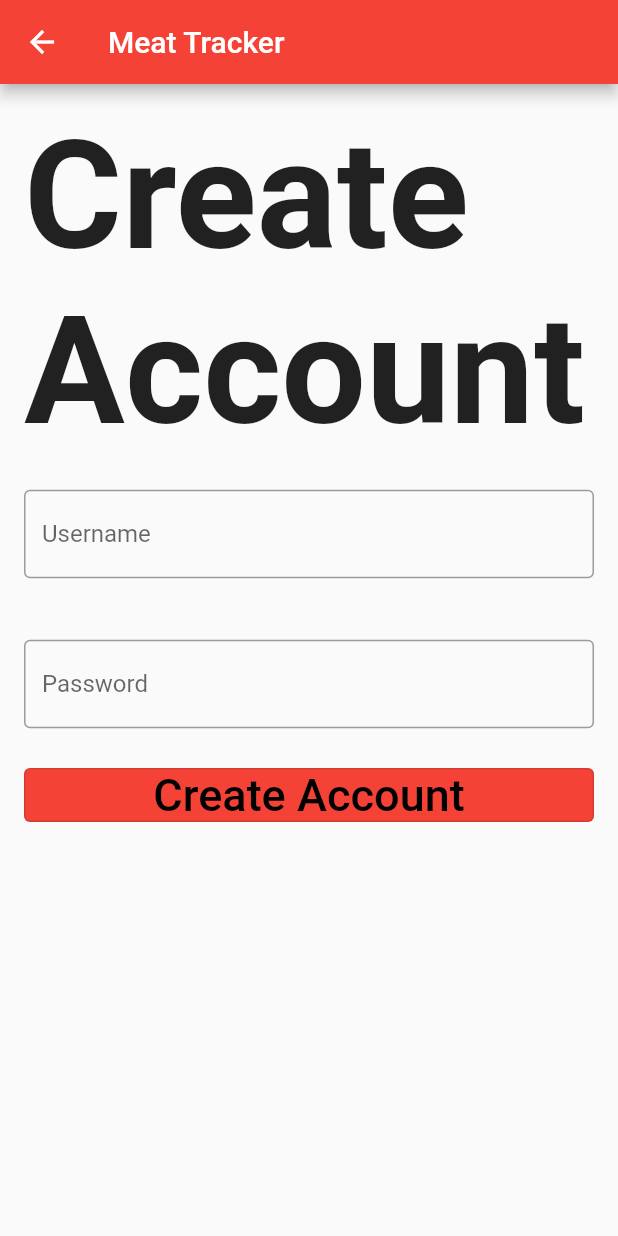
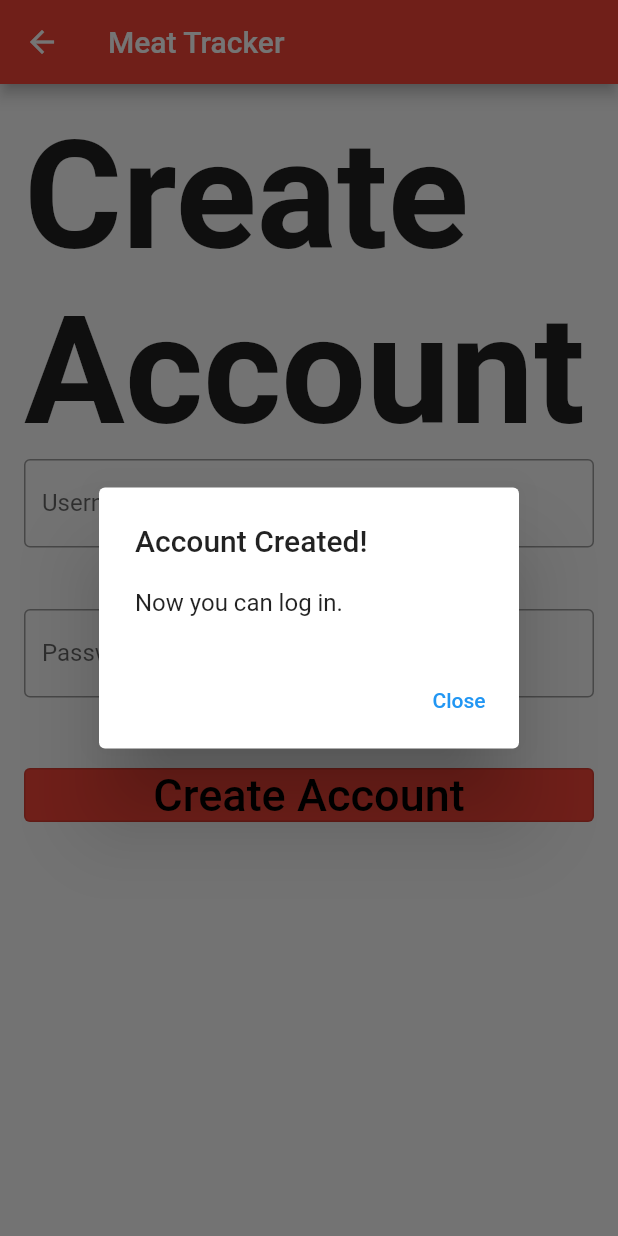
Before and after one commit to wilsonpotato/ReducingMeatConsumption, a Flutter app: the SignUpPage screen opened directly, after a tap on "Create Account", on a phone screen of 412 x 824 dp. Run offline on Flutter 3.47's test engine with Material 2 defaults, Android fonts, the light colour scheme and no system bars; our stand-ins replace cloud_firestore, firebase_core; missing offline and left inert: dart:html; accounts and stored records are empty.

Commit message:
final update

```diff
--- a/reducing_meat_consumption_app/lib/SignUpScreen.dart
+++ b/reducing_meat_consumption_app/lib/SignUpScreen.dart
@@ -1,3 +1,4 @@
+import 'package:cloud_firestore/cloud_firestore.dart';
 import 'package:flutter/material.dart';
 import 'package:reducing_meat_consumption_app/MeatScreen.dart';
 
@@ -17,43 +18,80 @@ class SignUpPageState extends State<SignUpPage> {
     return Scaffold(
         appBar: AppBar(
             title: const Text("Meat Tracker"), backgroundColor: Colors.red),
-      body: Padding(
+        body: Align(
+          alignment: Alignment.center,
+          child: Padding(
               padding: const EdgeInsets.all(16.0),
+              child: Center(
                 child: ListView(
                   children: [
-            Container(
-              alignment: Alignment.center,
-              child: const Text('Create Account',
-                  style: TextStyle(fontSize: 100, fontWeight: FontWeight.bold)),
-            ),
-            Container(
-              alignment: Alignment.center,
+                    const Text('Create Account',
+                        style: TextStyle(
+                            fontSize: 100, fontWeight: FontWeight.bold)),
+                    SizedBox(
                       height: 100,
                       width: 50,
                       child: TextField(
                         controller: userNameController,
                         decoration: const InputDecoration(
-                    border: OutlineInputBorder(), labelText: 'Username'),
+                            border: OutlineInputBorder(),
+                            labelText: 'Username'),
                       ),
                     ),
-            Container(
-              alignment: Alignment.center,
+                    SizedBox(
                       height: 100,
                       width: 50,
                       child: TextField(
                         controller: passwordController,
                         decoration: const InputDecoration(
-                    border: OutlineInputBorder(), labelText: 'Password'),
+                            border: OutlineInputBorder(),
+                            labelText: 'Password'),
                       ),
                     ),
                     OutlinedButton(
-                onPressed: () {},
+                        onPressed: () {
+                          try {
+                            FirebaseFirestore.instance
+                                .collection('users')
+                                .doc(userNameController.text +
+                                    passwordController.text)
+                                .set({'meat': '300'});
+                            showDialog(
+                                context: context,
+                                builder: ((BuildContext context) =>
+                                    successDialog(context)));
+                          } catch (e) {}
+                          ;
+                        },
                         child: const Text('Create Account',
-                    style: TextStyle(fontSize: 30, color: Colors.black)),
-                style: TextButton.styleFrom(backgroundColor: Colors.red)),
+                            style:
+                                TextStyle(fontSize: 30, color: Colors.black)),
+                        style:
+                            TextButton.styleFrom(backgroundColor: Colors.red)),
                   ],
                 ),
+              )),
+        ));
+  }
+
+  Widget successDialog(BuildContext context) {
+    return new AlertDialog(
+      title: const Text('Account Created!'),
+      content: new Column(
+        mainAxisSize: MainAxisSize.min,
+        crossAxisAlignment: CrossAxisAlignment.start,
+        children: <Widget>[
+          const Text("Now you can log in."),
+        ],
       ),
+      actions: <Widget>[
+        new TextButton(
+          onPressed: () {
+            Navigator.of(context).pop();
+          },
+          child: const Text('Close'),
+        ),
+      ],
     );
   }
 }
--- a/reducing_meat_consumption_app/pubspec.yaml
+++ b/reducing_meat_consumption_app/pubspec.yaml
@@ -1,5 +1,5 @@
 name: reducing_meat_consumption_app
-description: A new Flutter project.
+description: Tracks your.
 
 # The following line prevents the package from being accidentally published to
 # pub.dev using `flutter pub publish`. This is preferred for private packages.
@@ -34,6 +34,8 @@ dependencies:
   # The following adds the Cupertino Icons font to your application.
   # Use with the CupertinoIcons class for iOS style icons.
   cupertino_icons: ^1.0.2
+  firebase_core: ^1.12.0
+  cloud_firestore: ^3.1.9
 
 dev_dependencies:
   flutter_test:
```
Also changed, not shown: reducing_meat_consumption_app/lib/MeatScreen.dart (+42 -7 lines), reducing_meat_consumption_app/lib/constants.dart (+13 -0 lines), reducing_meat_consumption_app/lib/main.dart (+61 -5 lines), reducing_meat_consumption_app/firebase.json (added), reducing_meat_consumption_app/lib/firebase_options.dart (added), reducing_meat_consumption_app/pubspec.lock, 5 other files. Lines whose indentation alone changed are shown as unchanged.
